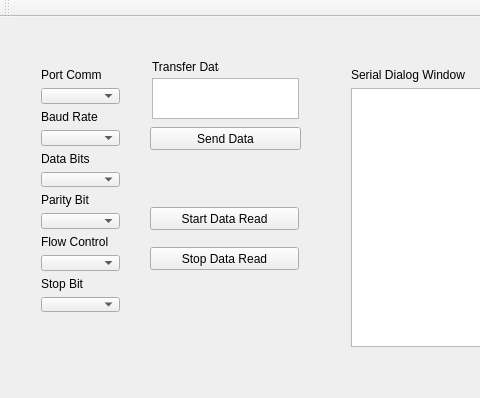
This is mainwindow.ui in Athanasios12/robotApp as Qt 5 draws it before an edit; both pictures show x 0 to 480 and y 0 to 398 of the 754 by 534 pixel window. The edited form follows.
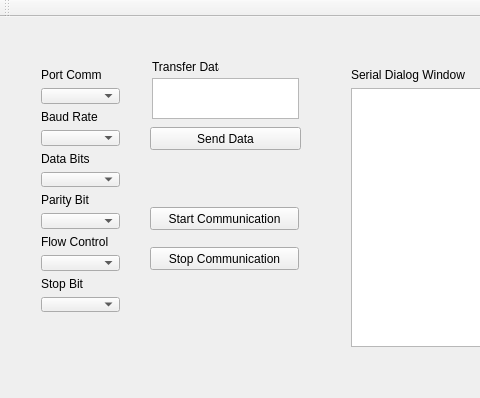
This is the edited form.

What changed in the file:
```diff
--- a/mainwindow.ui
+++ b/mainwindow.ui
@@ -24,7 +24,7 @@
      </rect>
     </property>
     <property name="text">
-     <string>Start Data Read</string>
+     <string>Start Communication</string>
     </property>
    </widget>
    <widget class="QPushButton" name="StopDataRead">
@@ -37,7 +37,7 @@
      </rect>
     </property>
     <property name="text">
-     <string>Stop Data Read</string>
+     <string>Stop Communication</string>
     </property>
    </widget>
    <widget class="QWidget" name="layoutWidget">
```
Left out of the diff: 4 changed lines with no effect on the pictures.
